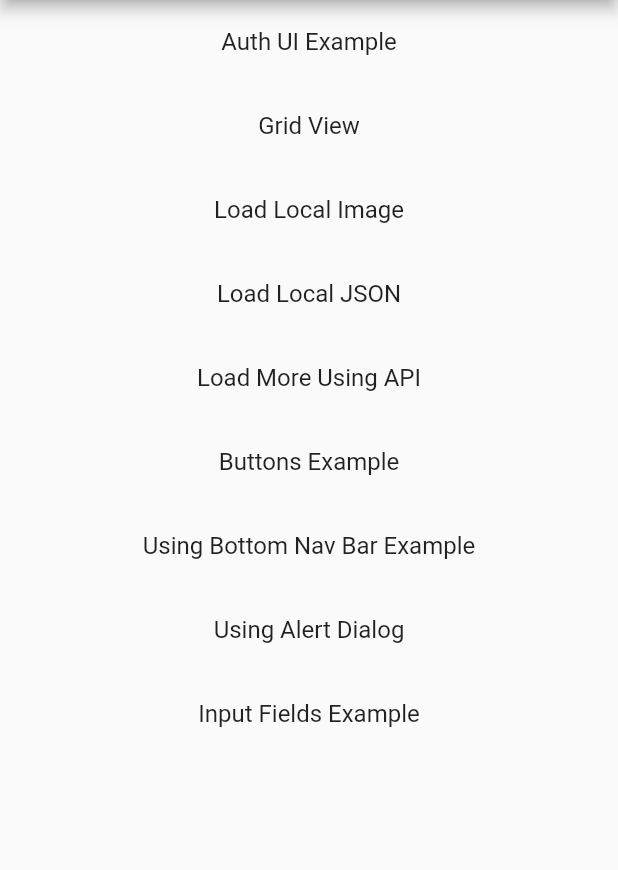
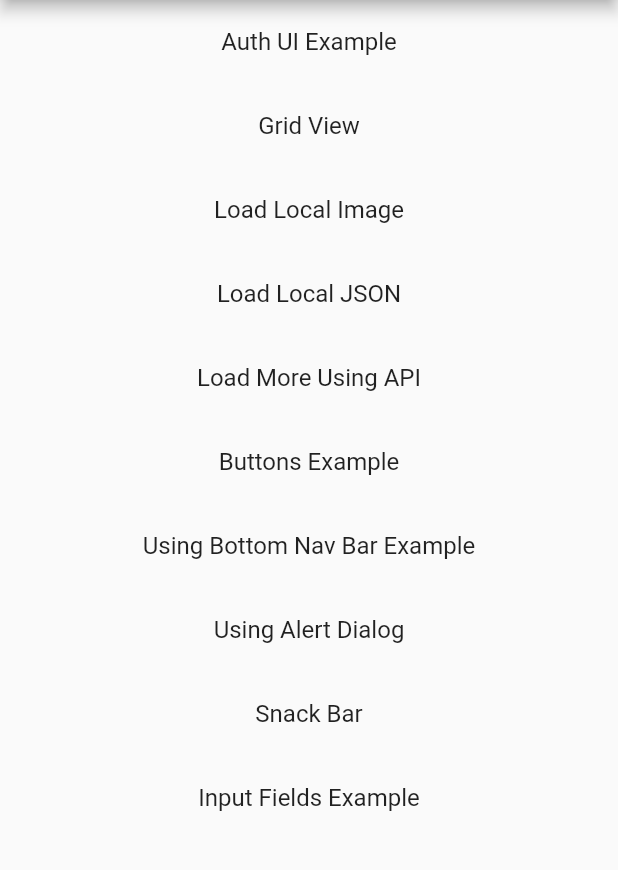
Before and after one commit to RajTechnologiesPvtLtd/flutter-moonlight, a Flutter app: the screen it shows after launch, after a tap on "Examples", on a phone screen of 412 x 824 dp, the part 84-954 px from its top. Run offline on Flutter 3.47's test engine with Material 2 defaults, Android fonts, the light colour scheme and no system bars; drawn by our look-alikes of google_mobile_ads; our stand-ins replace dio, share_plus, sqflite; accounts and stored records are empty; network calls fail.

Commit message:
create a snackbar example

```diff
--- a/lib/config/app_routes.dart
+++ b/lib/config/app_routes.dart
@@ -26,6 +26,7 @@ class App extends RouteManager {
   static const String exampleInputFields = "/input-fields-example";
   static const String exampleUsingAlertDialog = "/using-alert-dialog-example";
   static const String exampleUsingBottomNavBar = "/using-bottom-nav-bar";
+  static const String exampleSnackBar = "/snack-bar";
   App() {
     addRoute(App.home, (context) => const HomeController());
     addRoute(App.setting, (context) => const SettingController());
@@ -37,10 +38,13 @@ class App extends RouteManager {
     addRoute(App.exampleGridView, (context) => GridViewPage());
     addRoute(App.exampleLoadLocalImage, (context) => LoadLocalImagePage());
     addRoute(App.exampleLoadLocalJson, (context) => LoadLocalJSONPage());
-    addRoute(App.exampleLoadMoreUsingApi, (context) => LoadMoreUsingAPIPage());
-    addRoute(App.exampleButtons, (context) => ButtonsExample());
-    addRoute(App.exampleInputFields, (context) => InputFieldsExample());
-    addRoute(App.exampleUsingAlertDialog, (context) => UsingAlertDialogView());
+    addRoute(
+        App.exampleLoadMoreUsingApi, (context) => const LoadMoreUsingAPIPage());
+    addRoute(App.exampleButtons, (context) => const ButtonsExample());
+    addRoute(App.exampleInputFields, (context) => const InputFieldsExample());
+    addRoute(
+        App.exampleUsingAlertDialog, (context) => const UsingAlertDialogView());
+    addRoute(App.exampleSnackBar, (context) => const SnackBarView());
     addRoute(
         App.exampleUsingBottomNavBar, (context) => UsingBottomNavBarView());
   }
--- a/lib/views/example/example_views.dart
+++ b/lib/views/example/example_views.dart
@@ -7,3 +7,4 @@ export 'load_local_json.dart';
 export 'load_more_using_api.dart';
 export 'using_alert_dialog.dart';
 export 'using_bottom_nav_bar.dart';
+export 'snackbar_view.dart';
--- a/lib/views/example_view.dart
+++ b/lib/views/example_view.dart
@@ -63,6 +63,12 @@ class ExampleView extends StatelessWidget {
               },
             ),
             ListTile(
+              title: Center(child: Text("Snack Bar")),
+              onTap: () {
+                Navigator.pushNamed(context, App.exampleSnackBar);
+              },
+            ),
+            ListTile(
               title: Center(child: Text("Input Fields Example")),
               onTap: () {
                 Navigator.pushNamed(context, App.exampleInputFields);
```
Also changed, not shown: lib/views/example/snackbar_view.dart (added, +36 -0 lines).
